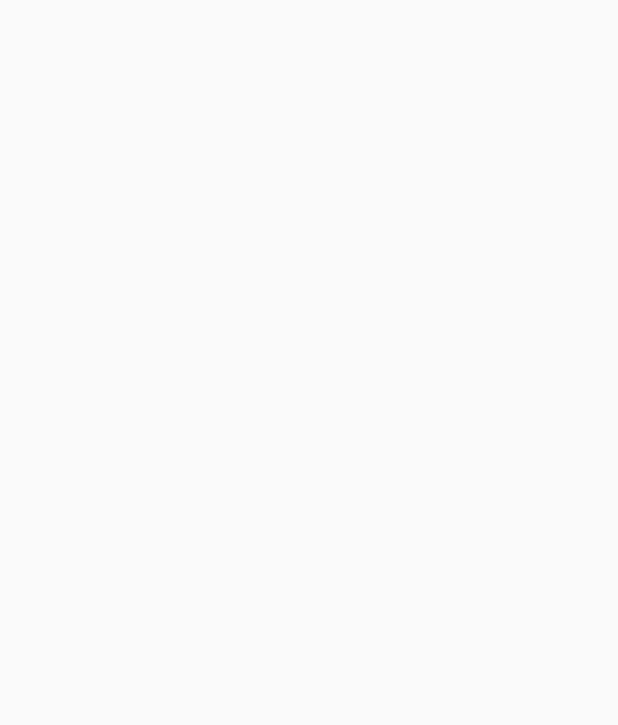
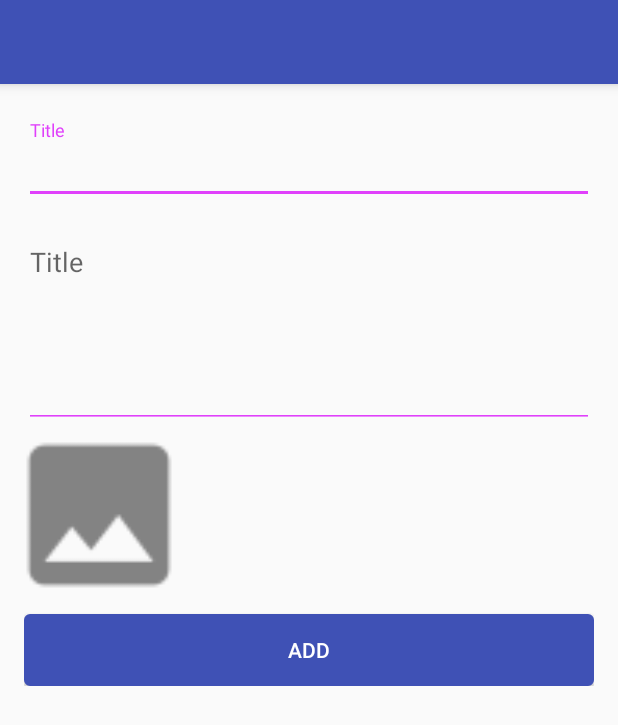
Before and after one commit to blaZ3/Subjects, an Android app: the AddSubjectActivity screen opened directly, with no data from a screen before it, on a phone screen of 412 x 824 dp. Before the commit the part shown is empty. Shown: the top 725 px of the screen. Run offline under Robolectric (Android 15) with nearby library versions, the phone set to English and light mode, and no system bars; our stand-ins replace data binding.

Commit message:
add subject WIP

```diff
--- /dev/null
+++ b/app/src/main/java/com/example/subjects/BaseActivity.java
@@ -0,0 +1,16 @@
+package com.example.subjects;
+
+import android.support.v7.app.AppCompatActivity;
+import android.widget.Toast;
+
+/**
+ * Created by vivek on 07/03/18.
+ */
+
+public class BaseActivity extends AppCompatActivity {
+
+    void makeToast(String msg){
+        Toast.makeText(this, msg, Toast.LENGTH_SHORT).show();
+    }
+
+}
--- a/app/src/main/java/com/example/subjects/MainActivity.java
+++ b/app/src/main/java/com/example/subjects/MainActivity.java
@@ -17,6 +17,7 @@ public class MainActivity extends AppCompatActivity {
             @Override
             public void run() {
                 HomeActivity.start(MainActivity.this);
+                finish();
             }
         }, 1000);
     }
--- a/app/src/main/java/com/example/subjects/app/home/HomeScreen.java
+++ b/app/src/main/java/com/example/subjects/app/home/HomeView.java
@@ -4,5 +4,8 @@ package com.example.subjects.app.home;
  * Created by vivek on 07/03/18.
  */
 
-public class HomeScreen {
+public interface HomeView {
+
+    void doInit();
+
 }
--- a/app/src/main/java/com/example/subjects/app/subject/addSubject/AddSubjectActivity.java
+++ b/app/src/main/java/com/example/subjects/app/subject/addSubject/AddSubjectActivity.java
@@ -1,15 +1,66 @@
 package com.example.subjects.app.subject.addSubject;
 
-import android.support.v7.app.AppCompatActivity;
+import android.content.Context;
+import android.content.Intent;
+import android.databinding.DataBindingUtil;
 import android.os.Bundle;
+import android.util.Log;
 
+import com.example.subjects.BaseActivity;
 import com.example.subjects.R;
+import com.example.subjects.databinding.ActivityAddSubjectBinding;
 
-public class AddSubjectActivity extends AppCompatActivity {
+public class AddSubjectActivity extends BaseActivity implements AddSubjectView {
+    private static final String TAG = AddSubjectActivity.class.getSimpleName();
+
+    ActivityAddSubjectBinding dataBinding;
+
+    public static void start(Context context) {
+        Log.d(TAG, "start() called with: context = [" + context + "]");
+        Intent starter = new Intent(context, AddSubjectActivity.class);
+        context.startActivity(starter);
+    }
 
     @Override
     protected void onCreate(Bundle savedInstanceState) {
         super.onCreate(savedInstanceState);
-        setContentView(R.layout.activity_add_subject);
+        dataBinding = DataBindingUtil.setContentView(this, R.layout.activity_add_subject);
+
+
+    }
+
+    @Override
+    protected void onResume() {
+        super.onResume();
+        doInit();
+    }
+
+    ///////////////////////////////////////////////////////////////////////////
+    // View implementations
+    ///////////////////////////////////////////////////////////////////////////
+
+    @Override
+    public void doInit() {
+
+    }
+
+    @Override
+    public void showTitleError() {
+
+    }
+
+    @Override
+    public void showDescError() {
+
+    }
+
+    @Override
+    public void showImageError() {
+
+    }
+
+    @Override
+    public void doAddSubject() {
+
     }
 }
--- /dev/null
+++ b/app/src/main/java/com/example/subjects/app/subject/addSubject/AddSubjectView.java
@@ -0,0 +1,19 @@
+package com.example.subjects.app.subject.addSubject;
+
+/**
+ * Created by vivek on 07/03/18.
+ */
+
+public interface AddSubjectView {
+
+
+    void doInit();
+
+    void showTitleError();
+    void showDescError();
+    void showImageError();
+
+    void doAddSubject();
+
+
+}
--- /dev/null
+++ b/app/src/main/res/drawable/custom_btn_background.xml
@@ -0,0 +1,24 @@
+<?xml version="1.0" encoding="utf-8"?>
+<selector xmlns:android="http://schemas.android.com/apk/res/android" >
+    <item android:state_pressed="true" >
+        <shape android:shape="rectangle"  >
+            <corners android:radius="3dp" />
+            <stroke android:width="1dip" android:color="@color/btn_background" />
+            <solid  android:color="@color/btn_background_alpha"/>
+             </shape>
+    </item>
+    <item android:state_focused="true">
+        <shape android:shape="rectangle"  >
+            <corners android:radius="3dp" />
+            <stroke android:width="1dip" android:color="@color/btn_background" />
+            <solid  android:color="@color/btn_background_alpha"/>
+        </shape>
+    </item>
+    <item >
+        <shape android:shape="rectangle"  >
+            <corners android:radius="3dp" />
+            <stroke android:width="1dip" android:color="@color/btn_background" />
+            <solid  android:color="@color/btn_background_alpha"/>
+        </shape>
+    </item>
+</selector>
--- a/app/src/main/res/layout/activity_add_subject.xml
+++ b/app/src/main/res/layout/activity_add_subject.xml
@@ -1,9 +1,94 @@
 <?xml version="1.0" encoding="utf-8"?>
-<android.support.constraint.ConstraintLayout xmlns:android="http://schemas.android.com/apk/res/android"
+<layout xmlns:android="http://schemas.android.com/apk/res/android"
     xmlns:app="http://schemas.android.com/apk/res-auto"
-    xmlns:tools="http://schemas.android.com/tools"
-    android:layout_width="match_parent"
-    android:layout_height="match_parent"
-    tools:context="com.example.subjects.app.subject.addSubject.AddSubjectActivity">
+    xmlns:tools="http://schemas.android.com/tools">
 
-</android.support.constraint.ConstraintLayout>
+    <RelativeLayout
+        android:layout_width="match_parent"
+        android:layout_height="match_parent"
+        tools:context="com.example.subjects.app.subject.addSubject.AddSubjectActivity">
+
+        <android.support.v7.widget.Toolbar
+            android:id="@+id/toolbar_add_subject"
+            android:layout_alignParentTop="true"
+            android:layout_height="wrap_content"
+            android:layout_width="match_parent"
+            android:elevation="5dp"
+            android:minHeight="?attr/actionBarSize"
+            android:background="?attr/colorPrimary" />
+
+
+        <ScrollView
+            android:layout_width="match_parent"
+            android:layout_height="match_parent"
+            android:layout_below="@+id/toolbar_add_subject">
+
+            <LinearLayout
+                android:layout_width="match_parent"
+                android:layout_height="match_parent"
+                android:orientation="vertical"
+                android:padding="16dp">
+
+                <android.support.design.widget.TextInputLayout
+                    android:layout_marginTop="8dp"
+                    android:layout_width="match_parent"
+                    android:layout_height="wrap_content">
+
+                    <android.support.v7.widget.AppCompatEditText
+                        android:id="@+id/edtxt_subject_title"
+                        android:layout_width="match_parent"
+                        android:layout_height="wrap_content"
+                        android:textColor="@color/text"
+                        android:gravity="left"
+                        android:inputType="text"
+                        android:textAlignment="gravity"
+                        android:backgroundTint="@color/colorAccent"
+                        android:hint="Title"/>
+
+                </android.support.design.widget.TextInputLayout>
+
+                <android.support.design.widget.TextInputLayout
+                    android:layout_marginTop="8dp"
+                    android:layout_width="match_parent"
+                    android:layout_height="wrap_content">
+
+                    <android.support.v7.widget.AppCompatEditText
+                        android:id="@+id/edtxt_subject_desc"
+                        android:layout_width="match_parent"
+                        android:layout_height="wrap_content"
+                        android:textColor="@color/text"
+                        android:inputType="textMultiLine"
+                        android:lines="5"
+                        android:gravity="left"
+                        android:textAlignment="gravity"
+                        android:backgroundTint="@color/colorAccent"
+                        android:hint="Title"/>
+
+                </android.support.design.widget.TextInputLayout>
+
+                <ImageView
+                    android:id="@+id/img_subject_image"
+                    android:layout_width="100dp"
+                    android:layout_height="100dp"
+                    android:layout_marginTop="8dp"
+                    android:src="@drawable/ic_placeholder"/>
+
+
+                <Button
+                    android:id="@+id/btn_subject_add"
+                    android:layout_width="match_parent"
+                    android:layout_height="wrap_content"
+                    android:layout_marginTop="16dp"
+                    android:background="@drawable/custom_btn_background"
+                    android:textColor="@color/white"
+                    android:text="Add"/>
+
+
+            </LinearLayout>
+
+        </ScrollView>
+
+    </RelativeLayout>
+
+
+</layout>
--- a/app/src/main/res/layout/activity_home.xml
+++ b/app/src/main/res/layout/activity_home.xml
@@ -24,6 +24,7 @@
             tools:listitem="@layout/layout_subject_item"/>
 
         <android.support.design.widget.FloatingActionButton
+            android:id="@+id/fab_home"
             android:layout_width="wrap_content"
             android:layout_height="wrap_content"
             android:layout_alignParentBottom="true"
```
Also changed, not shown: app/src/main/java/com/example/subjects/app/home/HomeActivity.java (+29 -4 lines), app/src/main/java/com/example/subjects/app/subject/addSubject/AddSubjectPresenter.java (added, +12 -0 lines), app/src/main/java/com/example/subjects/app/subject/addSubject/AddSubjectScreen.java (deleted, +0 -8 lines), app/src/main/res/drawable/custom_btn_background_non_rounded.xml (added, +24 -0 lines), app/src/main/res/drawable-hdpi/ic_placeholder.png (added), app/src/main/res/drawable-mdpi/ic_placeholder.png (added), app/src/main/res/drawable-xhdpi/ic_placeholder.png (added), app/src/main/res/drawable-xxhdpi/ic_placeholder.png (added).
